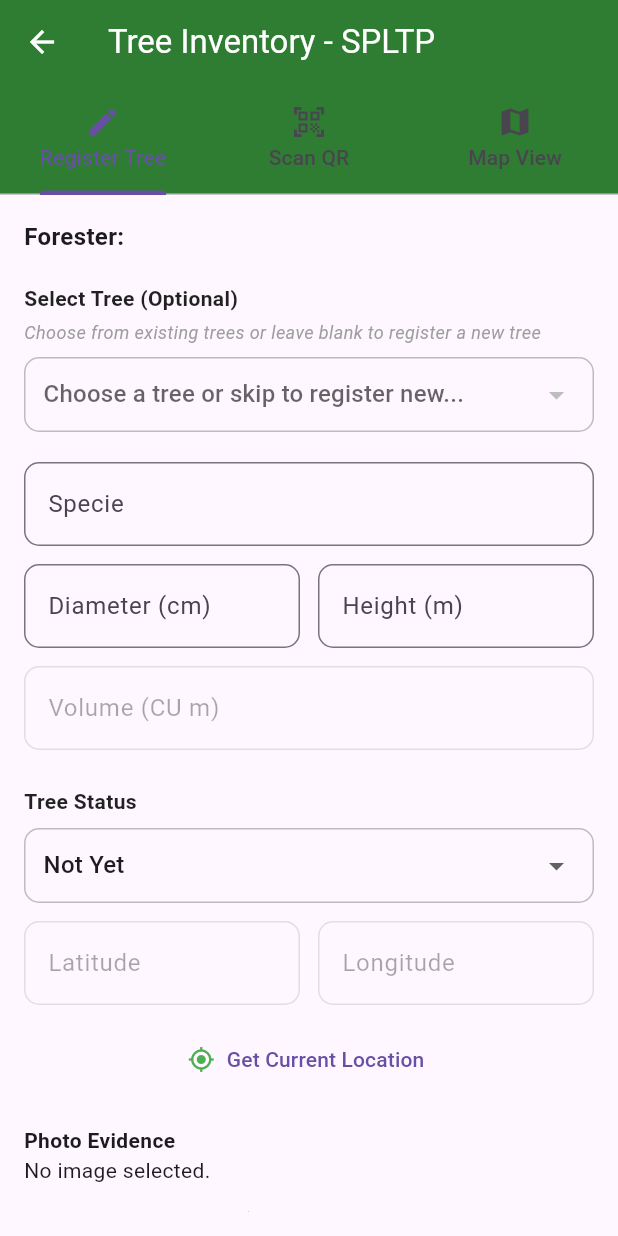
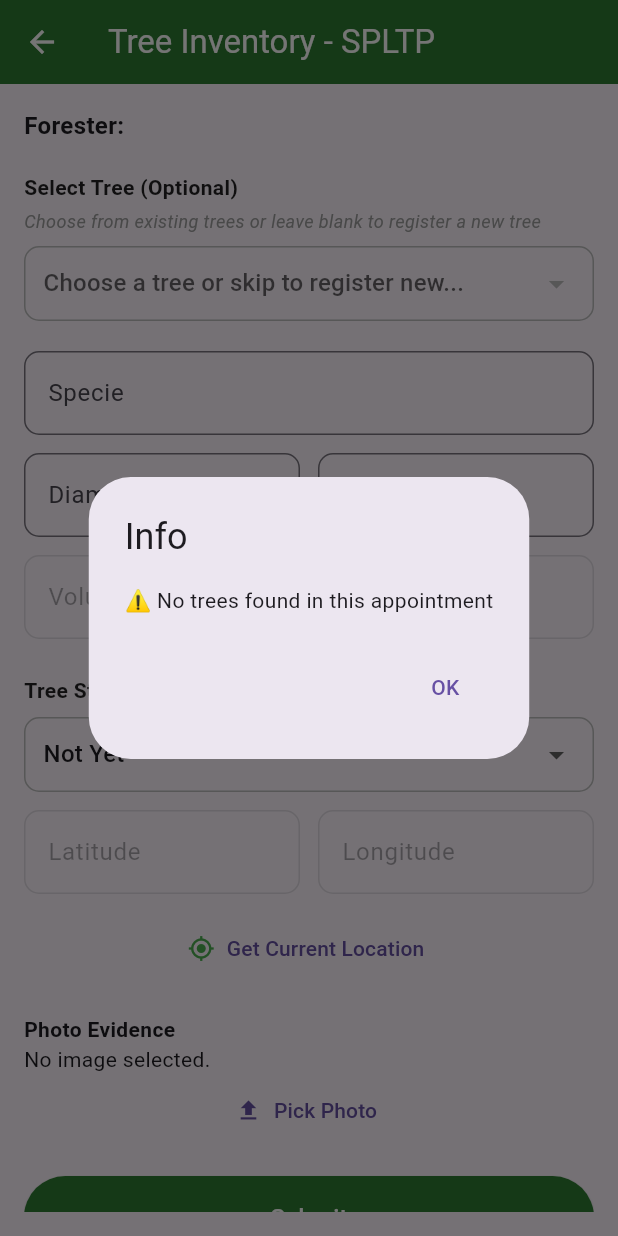
Before and after one commit to KrishaPublico/TreeSure-MAIN_4F, a Flutter app: the SpltpRegisterTreesPage screen opened directly with empty values, after a tap on "Get Current Location", on a phone screen of 412 x 824 dp. Run offline on Flutter 3.47's test engine with Material 3 defaults, Android fonts, the phone set to English and light mode, and no system bars; our stand-ins replace cloud_firestore, file_picker, firebase_core, firebase_storage, flutter_map, geolocator and 5 more; missing offline and left inert: mobile_scanner, syncfusion_flutter_pdfviewer; accounts and stored records are empty.

Commit message:
Refactor: Clean up code formatting and improve readability in tree registration pages

```diff
--- a/lib/features/forester/pltp_register_trees.dart
+++ b/lib/features/forester/pltp_register_trees.dart
@@ -66,7 +66,8 @@
   List<Map<String, dynamic>> ctpoTrees = [];
   String? selectedTreeId; // Original tree doc ID (T1, T2, etc.)
   String? selectedDropdownId; // Unique dropdown ID for UI
-  String? selectedTreeTaggingAppointmentId; // ✅ Doc ID of tree_tagging_appointment
+  String?
+      selectedTreeTaggingAppointmentId; // ✅ Doc ID of tree_tagging_appointment
   String? treeStatus = 'Not Yet Ready'; // ✅ Tree cutting status
   bool isLoadingTrees = false;
 
@@ -189,7 +190,8 @@
           .collection('tree_inventory')
           .get();
 
-      print('✅ Found ${treeInventorySnapshot.docs.length} trees in tree_inventory');
+      print(
+          '✅ Found ${treeInventorySnapshot.docs.length} trees in tree_inventory');
 
       final allTrees = <Map<String, dynamic>>[];
 
@@ -240,10 +242,12 @@
         selectedTreeId = selectedTree['treeDocId']; // Use original tree doc ID
         // ✅ Store the tree_tagging_appointment doc ID
         selectedTreeTaggingAppointmentId = selectedTree['appointmentId'];
-        specieController.text = selectedTree['specie'] ?? selectedTree['specie'] ?? '';
+        specieController.text =
+            selectedTree['specie'] ?? selectedTree['specie'] ?? '';
         diameterController.text = selectedTree['diameter']?.toString() ?? '';
         heightController.text = selectedTree['height']?.toString() ?? '';
-        volumeController.text = selectedTree['volume']?.toStringAsFixed(2) ?? '';
+        volumeController.text =
+            selectedTree['volume']?.toStringAsFixed(2) ?? '';
 
         final lat = (selectedTree['latitude'] as num?)?.toDouble();
         final lng = (selectedTree['longitude'] as num?)?.toDouble();
@@ -304,7 +308,8 @@
         await _fetchTreeFromFirestore(ctpoTreeId);
       } else {
         setState(() {
-          scannedData = "❌ Invalid QR code format. Expected tree ID like 'T1', 'T2', etc.";
+          scannedData =
+              "❌ Invalid QR code format. Expected tree ID like 'T1', 'T2', etc.";
         });
       }
     } catch (e) {
@@ -359,12 +364,15 @@
           }
         });
 
-        _showDialog('Success', '✅ Tree data loaded successfully!\nSpecie and other details auto-filled.');
+        _showDialog('Success',
+            '✅ Tree data loaded successfully!\nSpecie and other details auto-filled.');
       } else {
         setState(() {
-          scannedData = "❌ Tree with ID '$treeId' not found in this appointment.";
+          scannedData =
+              "❌ Tree with ID '$treeId' not found in this appointment.";
         });
-        _showDialog('Not Found', "❌ Tree with ID '$treeId' not found in this appointment.");
+        _showDialog('Not Found',
+            "❌ Tree with ID '$treeId' not found in this appointment.");
       }
     } catch (e) {
       print('Error fetching tree data: $e');
@@ -376,7 +384,8 @@
   }
 
   /// ✅ Generate QR, upload to Storage, and return the download URL
-  Future<String?> _generateAndUploadQr(String treeId, Map<String, dynamic> data) async {
+  Future<String?> _generateAndUploadQr(
+      String treeId, Map<String, dynamic> data) async {
     try {
       final qrPayload = {
         'format': 'treesure.v2',
@@ -384,7 +393,8 @@
         'appointment_id': data['appointment_id'],
         'tree_id': data['tree_id'],
         'tree_no': data['tree_no'],
-        'tree_tagging_appointment_id': data['tree_tagging_appointment_id'] ?? '',
+        'tree_tagging_appointment_id':
+            data['tree_tagging_appointment_id'] ?? '',
         'tree_status': data['tree_status'] ?? 'Not Yet Ready',
         'specie': data['specie'],
         'diameter': data['diameter'],
@@ -408,7 +418,8 @@
       final picData = await qrPainter.toImageData(300);
       final Uint8List bytes = picData!.buffer.asUint8List();
 
-      final ref = FirebaseStorage.instance.ref().child('tree_qrcodes/$treeId.png');
+      final ref =
+          FirebaseStorage.instance.ref().child('tree_qrcodes/$treeId.png');
 
       UploadTask uploadTask;
       if (kIsWeb) {
@@ -631,7 +642,8 @@
   Future<void> _completeTreeTagging() async {
     try {
       // ✅ Use the tree_tagging_appointment doc ID if available
-      final appointmentIdToUse = selectedTreeTaggingAppointmentId ?? widget.appointmentId;
+      final appointmentIdToUse =
+          selectedTreeTaggingAppointmentId ?? widget.appointmentId;
 
       final appointmentRef = FirebaseFirestore.instance
           .collection('appointments')
@@ -644,7 +656,8 @@
       }
 
       final appointmentData = appointmentDoc.data()!;
-      final foresterIds = List<String>.from(appointmentData['foresterIds'] ?? []);
+      final foresterIds =
+          List<String>.from(appointmentData['foresterIds'] ?? []);
 
       Map<String, dynamic> completionStatus =
           Map<String, dynamic>.from(appointmentData['completionStatus'] ?? {});
@@ -667,9 +680,8 @@
 
         _showDialog('Success', '✅ Tree tagging completed by all foresters!');
       } else {
-        final completedCount = completionStatus.values
-            .where((v) => v['completed'] == true)
-            .length;
+        final completedCount =
+            completionStatus.values.where((v) => v['completed'] == true).length;
         final totalCount = foresterIds.length;
 
         await appointmentRef.update({
@@ -677,7 +689,8 @@
           'status': 'In Progress',
         });
 
-        _showDialog('Info', '✅ Marked as completed. Waiting for other foresters ($completedCount/$totalCount)');
+        _showDialog('Info',
+            '✅ Marked as completed. Waiting for other foresters ($completedCount/$totalCount)');
       }
     } catch (e) {
       _showDialog('Error', '❌ Error completing tree tagging: $e');
@@ -946,13 +959,6 @@
           title: const Text("Tree Inventory - PLTP"),
           backgroundColor: Colors.green[800],
           foregroundColor: Colors.white,
-          bottom: const TabBar(
-            tabs: [
-              Tab(icon: Icon(Icons.edit), text: "Register Tree"),
-              Tab(icon: Icon(Icons.qr_code_scanner), text: "Scan QR"),
-              Tab(icon: Icon(Icons.map), text: "Map View"),
-            ],
-          ),
         ),
         body: TabBarView(
           children: [
@@ -999,11 +1005,15 @@
                           child: DropdownButton<String>(
                             isExpanded: true,
                             value: selectedDropdownId,
-                            hint: const Text('Choose a tree or skip to register new...'),
+                            hint: const Text(
+                                'Choose a tree or skip to register new...'),
                             items: ctpoTrees.map((tree) {
                               final uniqueId = tree['docId'] ?? 'Unknown';
-                              final treeId = tree['treeDocId'] ?? tree['tree_id'] ?? 'Unknown';
-                              final specie = tree['specie'] ?? tree['specie'] ?? 'N/A';
+                              final treeId = tree['treeDocId'] ??
+                                  tree['tree_id'] ??
+                                  'Unknown';
+                              final specie =
+                                  tree['specie'] ?? tree['specie'] ?? 'N/A';
                               return DropdownMenuItem<String>(
                                 value: uniqueId,
                                 child: Text('$treeId - $specie'),
@@ -1018,7 +1028,8 @@
                       padding: const EdgeInsets.only(top: 8.0),
                       child: TextButton.icon(
                         icon: const Icon(Icons.clear, size: 16),
-                        label: const Text('Clear Selection & Register New Tree'),
+                        label:
+                            const Text('Clear Selection & Register New Tree'),
                         onPressed: () {
                           setState(() {
                             selectedDropdownId = null;
@@ -1045,7 +1056,8 @@
                   Row(
                     children: [
                       Expanded(
-                        child: buildTextField("Diameter (cm)", diameterController,
+                        child: buildTextField(
+                            "Diameter (cm)", diameterController,
                             keyboardType: TextInputType.number),
                       ),
                       const SizedBox(width: 12),
@@ -1101,14 +1113,12 @@
                     children: [
                       Expanded(
                         child: buildTextField("Latitude", latController,
-                            enabled: false,
-                            keyboardType: TextInputType.number),
+                            enabled: false, keyboardType: TextInputType.number),
                       ),
                       const SizedBox(width: 12),
                       Expanded(
                         child: buildTextField("Longitude", longController,
-                            enabled: false,
-                            keyboardType: TextInputType.number),
+                            enabled: false, keyboardType: TextInputType.number),
                       ),
                     ],
                   ),
@@ -1138,8 +1148,7 @@
                         backgroundColor: Colors.green[800],
                         padding: const EdgeInsets.symmetric(vertical: 16)),
                     child: const Text("Submit",
-                        style:
-                            TextStyle(color: Colors.white, fontSize: 16)),
+                        style: TextStyle(color: Colors.white, fontSize: 16)),
                   ),
                   const SizedBox(height: 10),
                   ElevatedButton(
@@ -1148,8 +1157,7 @@
                         backgroundColor: Colors.green[800],
                         padding: const EdgeInsets.symmetric(vertical: 16)),
                     child: const Text("View Summary",
-                        style:
-                            TextStyle(color: Colors.white, fontSize: 16)),
+                        style: TextStyle(color: Colors.white, fontSize: 16)),
                   ),
                   const SizedBox(height: 15),
                   ElevatedButton(
@@ -1158,8 +1166,7 @@
                         backgroundColor: Colors.orange[700],
                         padding: const EdgeInsets.symmetric(vertical: 16)),
                     child: const Text("Tree Tagging Completed",
-                        style:
-                            TextStyle(color: Colors.white, fontSize: 16)),
+                        style: TextStyle(color: Colors.white, fontSize: 16)),
                   ),
                 ],
               ),
@@ -1180,7 +1187,8 @@
                       child: Column(
                         mainAxisAlignment: MainAxisAlignment.center,
                         children: [
-                          Icon(Icons.qr_code, size: 100, color: Colors.green[800]),
+                          Icon(Icons.qr_code,
+                              size: 100, color: Colors.green[800]),
                           const SizedBox(height: 20),
                           const Text(
                             "Ready to scan QR codes",
@@ -1210,8 +1218,7 @@
                           backgroundColor: Colors.red[700],
                           padding: const EdgeInsets.symmetric(vertical: 12)),
                       child: const Text("Stop Scanning",
-                          style:
-                              TextStyle(color: Colors.white, fontSize: 16)),
+                          style: TextStyle(color: Colors.white, fontSize: 16)),
                     ),
                   ),
                 if (scannedData != null)
--- a/lib/features/forester/spltp_register_trees.dart
+++ b/lib/features/forester/spltp_register_trees.dart
@@ -66,7 +66,8 @@
   List<Map<String, dynamic>> spltpTrees = [];
   String? selectedTreeId; // Original tree doc ID (T1, T2, etc.)
   String? selectedDropdownId; // Unique dropdown ID for UI
-  String? selectedTreeTaggingAppointmentId; // ✅ Doc ID of tree_tagging_appointment
+  String?
+      selectedTreeTaggingAppointmentId; // ✅ Doc ID of tree_tagging_appointment
   String? treeStatus = 'Not Yet'; // ✅ Tree cutting status
   bool isLoadingTrees = false;
 
@@ -189,7 +190,8 @@
           .collection('tree_inventory')
           .get();
 
-      print('✅ Found ${treeInventorySnapshot.docs.length} trees in tree_inventory');
+      print(
+          '✅ Found ${treeInventorySnapshot.docs.length} trees in tree_inventory');
 
       final allTrees = <Map<String, dynamic>>[];
 
@@ -243,7 +245,8 @@
         specieController.text = selectedTree['specie'] ?? '';
         diameterController.text = selectedTree['diameter']?.toString() ?? '';
         heightController.text = selectedTree['height']?.toString() ?? '';
-        volumeController.text = selectedTree['volume']?.toStringAsFixed(2) ?? '';
+        volumeController.text =
+            selectedTree['volume']?.toStringAsFixed(2) ?? '';
 
         final lat = (selectedTree['latitude'] as num?)?.toDouble();
         final lng = (selectedTree['longitude'] as num?)?.toDouble();
@@ -304,7 +307,8 @@
         await _fetchTreeFromFirestore(treeId);
       } else {
         setState(() {
-          scannedData = "❌ Invalid QR code format. Expected tree ID like 'T1', 'T2', etc.";
+          scannedData =
+              "❌ Invalid QR code format. Expected tree ID like 'T1', 'T2', etc.";
         });
       }
     } catch (e) {
@@ -359,12 +363,15 @@
           }
         });
 
-        _showDialog('Success', '✅ Tree data loaded successfully!\nSpecie and other details auto-filled.');
+        _showDialog('Success',
+            '✅ Tree data loaded successfully!\nSpecie and other details auto-filled.');
       } else {
         setState(() {
-          scannedData = "❌ Tree with ID '$treeId' not found in this appointment.";
+          scannedData =
+              "❌ Tree with ID '$treeId' not found in this appointment.";
         });
-        _showDialog('Not Found', "❌ Tree with ID '$treeId' not found in this appointment.");
+        _showDialog('Not Found',
+            "❌ Tree with ID '$treeId' not found in this appointment.");
       }
     } catch (e) {
       print('Error fetching tree data: $e');
@@ -375,7 +382,8 @@
     }
   }
 
-  Future<String?> _generateAndUploadQr(String treeId, Map<String, dynamic> data) async {
+  Future<String?> _generateAndUploadQr(
+      String treeId, Map<String, dynamic> data) async {
     try {
       final qrPayload = {
         'format': 'treesure.v2',
@@ -406,7 +414,8 @@
       final picData = await qrPainter.toImageData(300);
       final Uint8List bytes = picData!.buffer.asUint8List();
 
-      final ref = FirebaseStorage.instance.ref().child('tree_qrcodes/$treeId.png');
+      final ref =
+          FirebaseStorage.instance.ref().child('tree_qrcodes/$treeId.png');
 
       UploadTask uploadTask;
       if (kIsWeb) {
@@ -630,7 +639,8 @@
   Future<void> _completeTreeRegistration() async {
     try {
       // ✅ Use the tree_tagging_appointment doc ID if available
-      final appointmentIdToUse = selectedTreeTaggingAppointmentId ?? widget.appointmentId;
+      final appointmentIdToUse =
+          selectedTreeTaggingAppointmentId ?? widget.appointmentId;
 
       final appointmentRef = FirebaseFirestore.instance
           .collection('appointments')
@@ -643,7 +653,8 @@
       }
 
       final appointmentData = appointmentDoc.data()!;
-      final foresterIds = List<String>.from(appointmentData['foresterIds'] ?? []);
+      final foresterIds =
+          List<String>.from(appointmentData['foresterIds'] ?? []);
 
       // Initialize completionStatus if it doesn't exist
       Map<String, dynamic> completionStatus =
@@ -669,12 +680,12 @@
           'status': 'Completed',
         });
 
-        _showDialog('Success', '✅ Tree registration completed by all foresters!');
+        _showDialog(
+            'Success', '✅ Tree registration completed by all foresters!');
       } else {
         // Not all completed yet
-        final completedCount = completionStatus.values
-            .where((v) => v['completed'] == true)
-            .length;
+        final completedCount =
+            completionStatus.values.where((v) => v['completed'] == true).length;
         final totalCount = foresterIds.length;
 
         await appointmentRef.update({
@@ -942,7 +953,6 @@
             onPressed: _hideMapView,
           ),
         ),
-        body: _buildMapView(),
       );
     }
 
@@ -953,13 +963,6 @@
           title: const Text("Tree Inventory - SPLTP"),
           backgroundColor: Colors.green[800],
           foregroundColor: Colors.white,
-          bottom: const TabBar(
-            tabs: [
-              Tab(icon: Icon(Icons.edit), text: "Register Tree"),
-              Tab(icon: Icon(Icons.qr_code_scanner), text: "Scan QR"),
-              Tab(icon: Icon(Icons.map), text: "Map View"),
-            ],
-          ),
         ),
         body: TabBarView(
           children: [
@@ -1006,10 +1009,13 @@
                           child: DropdownButton<String>(
                             isExpanded: true,
                             value: selectedDropdownId,
-                            hint: const Text('Choose a tree or skip to register new...'),
+                            hint: const Text(
+                                'Choose a tree or skip to register new...'),
                             items: spltpTrees.map((tree) {
                               final uniqueId = tree['docId'] ?? 'Unknown';
-                              final treeId = tree['treeDocId'] ?? tree['tree_id'] ?? 'Unknown';
+                              final treeId = tree['treeDocId'] ??
+                                  tree['tree_id'] ??
+                                  'Unknown';
                               final specie = tree['specie'] ?? 'N/A';
                               return DropdownMenuItem<String>(
                                 value: uniqueId,
@@ -1025,7 +1031,8 @@
                       padding: const EdgeInsets.only(top: 8.0),
                       child: TextButton.icon(
                         icon: const Icon(Icons.clear, size: 16),
-                        label: const Text('Clear Selection & Register New Tree'),
+                        label:
+                            const Text('Clear Selection & Register New Tree'),
                         onPressed: () {
                           setState(() {
                             selectedDropdownId = null;
@@ -1047,11 +1054,13 @@
                     ),
                   const SizedBox(height: 20),
 
-                  buildTextField("Specie", specieController, focusNode: specieFocus),
+                  buildTextField("Specie", specieController,
+                      focusNode: specieFocus),
                   Row(
                     children: [
                       Expanded(
-                  child: buildTextField("Diameter (cm)", diameterController,
+                        child: buildTextField(
+                            "Diameter (cm)", diameterController,
                             keyboardType: TextInputType.number),
                       ),
                       const SizedBox(width: 12),
@@ -1061,7 +1070,8 @@
                       ),
                     ],
                   ),
-            buildTextField("Volume (CU m)", volumeController, enabled: false),
+                  buildTextField("Volume (CU m)", volumeController,
+                      enabled: false),
                   const SizedBox(height: 12),
 
                   // ✅ Tree Status Dropdown
@@ -1165,99 +1175,6 @@
                 ],
               ),
             ),
-            // QR Scanner Tab
-            Column(
-              children: [
-                if (isScanning)
-                  Expanded(
-                    child: MobileScanner(
-                      controller: scannerController,
-                      onDetect: _onDetect,
-                    ),
-                  )
-                else
-                  Expanded(
-                    child: Center(
-                      child: Column(
-                        mainAxisAlignment: MainAxisAlignment.center,
-                        children: [
-                          Icon(Icons.qr_code, size: 100, color: Colors.green[800]),
-                          const SizedBox(height: 20),
-                          const Text(
-                            "Ready to scan QR codes",
-                            style: TextStyle(fontSize: 18),
-                          ),
-                          const SizedBox(height: 40),
-                          ElevatedButton.icon(
-                            icon: const Icon(Icons.qr_code_scanner),
-                            label: const Text("Start Scanning"),
-                            onPressed: _startScanning,
-                            style: ElevatedButton.styleFrom(
-                              backgroundColor: Colors.green[800],
-                              padding: const EdgeInsets.symmetric(
-                                  horizontal: 30, vertical: 16),
-                            ),
-                          ),
-                        ],
-                      ),
-                    ),
-                  ),
-                if (isScanning)
-                  Padding(
-                    padding: const EdgeInsets.all(16.0),
-                    child: ElevatedButton(
-                      onPressed: _stopScanning,
-                      style: ElevatedButton.styleFrom(
-                          backgroundColor: Colors.red[700],
-                          padding: const EdgeInsets.symmetric(vertical: 12)),
-                      child: const Text("Stop Scanning",
-                          style:
-                              TextStyle(color: Colors.white, fontSize: 16)),
-                    ),
-                  ),
-                if (scannedData != null)
-                  Container(
-                    padding: const EdgeInsets.all(16),
-                    margin: const EdgeInsets.all(16),
-                    decoration: BoxDecoration(
-                      borderRadius: BorderRadius.circular(10),
-                      color: Colors.green[50],
-                      border: Border.all(color: Colors.green[200]!),
-                    ),
-                    child: Column(
-                      crossAxisAlignment: CrossAxisAlignment.start,
-                      children: [
-                        const Text(
-                          "Scanned Tree Data",
-                          style: TextStyle(
-                              fontWeight: FontWeight.bold, fontSize: 16),
-                        ),
-                        const SizedBox(height: 10),
-                        Text(scannedData!),
-                        const SizedBox(height: 15),
-                        ElevatedButton.icon(
-                          icon: const Icon(Icons.check),
-                          label: const Text("Use This Data"),
-                          onPressed: () {
-                            // Form fields are already auto-filled
-                            _stopScanning();
-                            ScaffoldMessenger.of(context).showSnackBar(
-                              const SnackBar(
-                                  content: Text(
-                                      '✅ Tree data loaded. Adjust if needed and submit.')),
-                            );
-                          },
-                          style: ElevatedButton.styleFrom(
-                            backgroundColor: Colors.green[800],
-                          ),
-                        ),
-                      ],
-                    ),
-                  ),
-              ],
-            ),
-            // Map View Tab
-            _buildMapView(),
           ],
         ),
       ),
```
Lines whose indentation alone changed are shown as unchanged.
